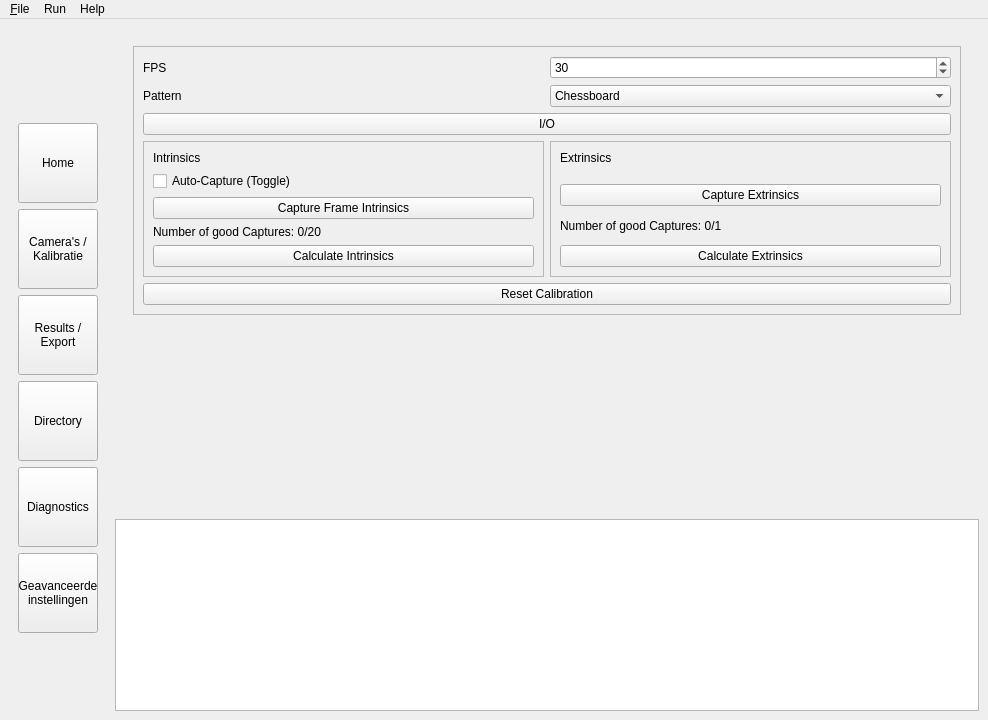
The window that Calibratie Programma/calibration_app/ui/guiDesigner/GUI.ui (MaxUntersalmberger/PhysioMotionTracker) describes before a commit, drawn with Qt 5.
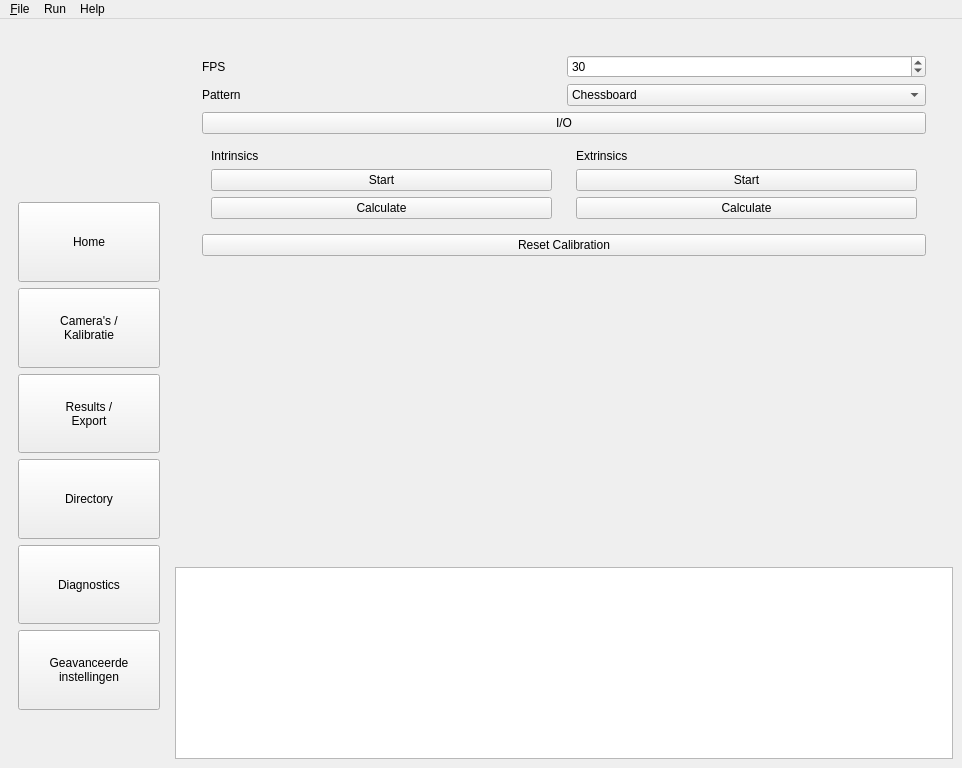
The same window after the commit. Icons and pictures are not drawn.

Commit message:
Refactor GUI layout and components in GUI.ui
- Adjusted main window size from 988x720 to 962x768.
- Added a vertical menu frame with buttons for Home, Cameras, Results, Directory, Diagnostics, and Advanced Settings.
- Replaced QLabel and QPushButton texts for clarity and consistency.
- Introduced a QPlainTextEdit for console output.
- Updated layout properties for better responsiveness and alignment.
- Removed deprecated buttons and labels to streamline the interface.
- Enhanced the overall structure of the GUI for improved usability.

What changed in the file:
```diff
--- a/Calibratie Programma/calibration_app/ui/guiDesigner/GUI.ui
+++ b/Calibratie Programma/calibration_app/ui/guiDesigner/GUI.ui
@@ -9,8 +9,8 @@
    <rect>
     <x>0</x>
     <y>0</y>
-    <width>988</width>
-    <height>720</height>
+    <width>962</width>
+    <height>768</height>
    </rect>
   </property>
   <property name="minimumSize">
@@ -40,8 +40,293 @@
     </size>
    </property>
    <layout class="QGridLayout" name="gridLayout">
+    <item row="1" column="0" rowspan="2">
+     <widget class="QFrame" name="frame_menu">
+      <property name="sizePolicy">
+       <sizepolicy hsizetype="Expanding" vsizetype="Preferred">
+        <horstretch>50</horstretch>
+        <verstretch>0</verstretch>
+       </sizepolicy>
+      </property>
+      <property name="maximumSize">
+       <size>
+        <width>160000</width>
+        <height>160000</height>
+       </size>
+      </property>
+      <property name="frameShape">
+       <enum>QFrame::NoFrame</enum>
+      </property>
+      <layout class="QVBoxLayout" name="verticalLayout">
+       <item>
+        <widget class="QLabel" name="label_logo">
+         <property name="sizePolicy">
+          <sizepolicy hsizetype="Ignored" vsizetype="Ignored">
+           <horstretch>0</horstretch>
+           <verstretch>20</verstretch>
+          </sizepolicy>
+         </property>
+         <property name="minimumSize">
+          <size>
+           <width>0</width>
+           <height>0</height>
+          </size>
+         </property>
+         <property name="maximumSize">
+          <size>
+           <width>160000</width>
+           <height>160000</height>
+          </size>
+         </property>
+         <property name="frameShape">
+          <enum>QFrame::NoFrame</enum>
+         </property>
+         <property name="text">
+          <string/>
+         </property>
+         <property name="pixmap">
+          <pixmap resource="../imagesGUI/resources.qrc">:/HuMoCap groot.png</pixmap>
+         </property>
+         <property name="scaledContents">
+          <bool>true</bool>
+         </property>
+         <property name="alignment">
+          <set>Qt::AlignCenter</set>
+         </property>
+        </widget>
+       </item>
+       <item>
+        <widget class="QPushButton" name="btn_home">
+         <property name="enabled">
+          <bool>true</bool>
+         </property>
+         <property name="sizePolicy">
+          <sizepolicy hsizetype="Expanding" vsizetype="Preferred">
+           <horstretch>100</horstretch>
+           <verstretch>10</verstretch>
+          </sizepolicy>
+         </property>
+         <property name="minimumSize">
+          <size>
+           <width>0</width>
+           <height>0</height>
+          </size>
+         </property>
+         <property name="maximumSize">
+          <size>
+           <width>16777215</width>
+           <height>16777215</height>
+          </size>
+         </property>
+         <property name="mouseTracking">
+          <bool>true</bool>
+         </property>
+         <property name="text">
+          <string>Home</string>
+         </property>
+        </widget>
+       </item>
+       <item>
+        <widget class="QPushButton" name="btn_cameras">
+         <property name="sizePolicy">
+          <sizepolicy hsizetype="Expanding" vsizetype="Preferred">
+           <horstretch>100</horstretch>
+           <verstretch>10</verstretch>
+          </sizepolicy>
+         </property>
+         <property name="minimumSize">
+          <size>
+           <width>0</width>
+           <height>0</height>
+          </size>
+         </property>
+         <property name="maximumSize">
+          <size>
+           <width>16777215</width>
+           <height>16777215</height>
+          </size>
+         </property>
+         <property name="mouseTracking">
+          <bool>true</bool>
+         </property>
+         <property name="text">
+          <string>Camera's /
+Kalibratie</string>
+         </property>
+        </widget>
+       </item>
+       <item>
+        <widget class="QPushButton" name="btn_results">
+         <property name="sizePolicy">
+          <sizepolicy hsizetype="Expanding" vsizetype="Preferred">
+           <horstretch>100</horstretch>
+           <verstretch>10</verstretch>
+          </sizepolicy>
+         </property>
+         <property name="minimumSize">
+          <size>
+           <width>0</width>
+           <height>0</height>
+          </size>
+         </property>
+         <property name="maximumSize">
+          <size>
+           <width>16777215</width>
+           <height>16777215</height>
+          </size>
+         </property>
+         <property name="sizeIncrement">
+          <size>
+           <width>0</width>
+           <height>0</height>
+          </size>
+         </property>
+         <property name="mouseTracking">
+          <bool>true</bool>
+         </property>
+         <property name="text">
+          <string>Results /
+Export</string>
+         </property>
+        </widget>
+       </item>
+       <item>
+        <widget class="QPushButton" name="btn_directory">
+         <property name="sizePolicy">
+          <sizepolicy hsizetype="Expanding" vsizetype="Preferred">
+           <horstretch>100</horstretch>
+           <verstretch>10</verstretch>
+          </sizepolicy>
+         </property>
+         <property name="minimumSize">
+          <size>
+           <width>0</width>
+           <height>0</height>
+          </size>
+         </property>
+         <property name="maximumSize">
+          <size>
+           <width>16777215</width>
+           <height>16777215</height>
+          </size>
+         </property>
+         <property name="sizeIncrement">
+          <size>
+           <width>0</width>
+           <height>0</height>
+          </size>
+         </property>
+         <property name="mouseTracking">
+          <bool>true</bool>
+         </property>
+         <property name="text">
+          <string>Directory</string>
+         </property>
+        </widget>
+       </item>
+       <item>
+        <widget class="QPushButton" name="btn_diagnostics">
+         <property name="sizePolicy">
+          <sizepolicy hsizetype="Expanding" vsizetype="Preferred">
+           <horstretch>100</horstretch>
+           <verstretch>10</verstretch>
+          </sizepolicy>
+         </property>
+         <property name="minimumSize">
+          <size>
+           <width>0</width>
+           <height>0</height>
+          </size>
+         </property>
+         <property name="maximumSize">
+          <size>
+           <width>16777215</width>
+           <height>16777215</height>
+          </size>
+         </property>
+         <property name="mouseTracking">
+          <bool>true</bool>
+         </property>
+         <property name="text">
+          <string>Diagnostics</string>
+         </property>
+        </widget>
+       </item>
+       <item>
+        <widget class="QPushButton" name="btn_advanced_settings">
+         <property name="sizePolicy">
+          <sizepolicy hsizetype="Expanding" vsizetype="Preferred">
+           <horstretch>100</horstretch>
+           <verstretch>10</verstretch>
+          </sizepolicy>
+         </property>
+         <property name="minimumSize">
+          <size>
+           <width>0</width>
+           <height>0</height>
+          </size>
+         </property>
+         <property name="maximumSize">
+          <size>
+           <width>16777215</width>
+           <height>16777215</height>
+          </size>
+         </property>
+         <property name="text">
+          <string>Geavanceerde
+instellingen</string>
+         </property>
+        </widget>
+       </item>
+       <item>
+        <spacer name="verticalSpacer">
+         <property name="sizePolicy">
+          <sizepolicy hsizetype="Minimum" vsizetype="Maximum">
+           <horstretch>0</horstretch>
+           <verstretch>0</verstretch>
+          </sizepolicy>
+         </property>
+         <property name="orientation">
+          <enum>Qt::Vertical</enum>
+         </property>
+         <property name="sizeType">
+          <enum>QSizePolicy::Maximum</enum>
+         </property>
+         <property name="sizeHint" stdset="0">
+          <size>
+           <width>20</width>
+           <height>40</height>
+          </size>
+         </property>
+        </spacer>
+       </item>
+      </layout>
+     </widget>
+    </item>
+    <item row="2" column="3" colspan="3">
+     <widget class="QPlainTextEdit" name="plaintextedit_console">
+      <property name="sizePolicy">
+       <sizepolicy hsizetype="Preferred" vsizetype="Minimum">
+        <horstretch>80</horstretch>
+        <verstretch>0</verstretch>
+       </sizepolicy>
+      </property>
+      <property name="minimumSize">
+       <size>
+        <width>2</width>
+        <height>0</height>
+       </size>
+      </property>
+     </widget>
+    </item>
     <item row="1" column="3" colspan="3">
      <widget class="QFrame" name="frame_pages">
+      <property name="sizePolicy">
+       <sizepolicy hsizetype="Expanding" vsizetype="Preferred">
+        <horstretch>0</horstretch>
+        <verstretch>0</verstretch>
+       </sizepolicy>
+      </property>
       <property name="frameShape">
        <enum>QFrame::NoFrame</enum>
       </property>
@@ -153,10 +438,7 @@
               </sizepolicy>
              </property>
              <property name="frameShape">
-              <enum>QFrame::StyledPanel</enum>
-             </property>
-             <property name="frameShadow">
-              <enum>QFrame::Raised</enum>
+              <enum>QFrame::NoFrame</enum>
              </property>
              <layout class="QGridLayout" name="gridLayout_9">
               <item row="4" column="0" rowspan="2">
@@ -168,10 +450,7 @@
                  </sizepolicy>
                 </property>
                 <property name="frameShape">
-                 <enum>QFrame::StyledPanel</enum>
-                </property>
-                <property name="frameShadow">
-                 <enum>QFrame::Raised</enum>
+                 <enum>QFrame::NoFrame</enum>
                 </property>
                 <layout class="QGridLayout" name="gridLayout_10">
                  <item row="0" column="0">
@@ -182,30 +461,16 @@
                   </widget>
                  </item>
                  <item row="2" column="0">
-                  <widget class="QPushButton" name="btn_cap_capture_frame_intrinsics">
-                   <property name="text">
-                    <string>Capture Frame Intrinsics</string>
-                   </property>
-                  </widget>
-                 </item>
-                 <item row="1" column="0">
-                  <widget class="QCheckBox" name="check_cap_auto_capture">
-                   <property name="text">
-                    <string>Auto-Capture (Toggle)</string>
-                   </property>
-                  </widget>
-                 </item>
-                 <item row="4" column="0">
                   <widget class="QPushButton" name="btn_cap_calculate_intrinsics">
                    <property name="text">
-                    <string>Calculate Intrinsics</string>
+                    <string>Calculate</string>
                    </property>
                   </widget>
                  </item>
-                 <item row="3" column="0">
-                  <widget class="QLabel" name="lab_cap_intrinsics_number_good_captures">
+                 <item row="1" column="0">
+                  <widget class="QPushButton" name="btn_cap_intrinsics_start">
                    <property name="text">
-                    <string>Number of good Captures: 0/20</string>
+                    <string>Start</string>
                    </property>
                   </widget>
                  </item>
@@ -229,6 +494,34 @@
                 </property>
                </widget>
               </item>
+              <item row="10" column="0" colspan="2">
+               <widget class="QPushButton" name="btn_cap_reset_calibration">
+                <property name="text">
+                 <string>Reset Calibration</string>
+                </property>
+               </widget>
+              </item>
+              <item row="1" column="0">
+               <widget class="QLabel" name="lab_cap_pattern">
+                <property name="text">
+                 <string>Pattern</string>
+                </property>
+               </widget>
+              </item>
+              <item row="1" column="1">
+               <widget class="QComboBox" name="combo_cap_pattern">
+                <item>
+                 <property name="text">
+                  <string>Chessboard</string>
+                 </property>
+                </item>
+                <item>
+                 <property name="text">
+                  <string>Charuco</string>
+                 </property>
+                </item>
+               </widget>
+              </item>
               <item row="4" column="1" rowspan="2">
                <widget class="QFrame" name="frame_3">
                 <property name="sizePolicy">
@@ -238,26 +531,9 @@
                  </sizepolicy>
                 </property>
                 <property name="frameShape">
-                 <enum>QFrame::StyledPanel</enum>
-                </property>
-                <property name="frameShadow">
-                 <enum>QFrame::Raised</enum>
+                 <enum>QFrame::NoFrame</enum>
                 </property>
                 <layout class="QGridLayout" name="gridLayout_11">
-                 <item row="2" column="0">
-                  <widget class="QPushButton" name="btn_cap_capture_extrinsics">
-                   <property name="text">
-                    <string>Capture Extrinsics</string>
-                   </property>
-                  </widget>
-                 </item>
-                 <item row="4" column="0">
-                  <widget class="QPushButton" name="btn_cap_calculate_extrinsics">
-                   <property name="text">
-                    <string>Calculate Extrinsics</string>
-                   </property>
-                  </widget>
-                 </item>
                  <item row="1" column="0">
                   <widget class="QLabel" name="lab_cap_extrinsics">
                    <property name="sizePolicy">
@@ -269,49 +545,25 @@
                    <property name="text">
                     <string>Extrinsics</string>
                    </property>
-                   <property name="alignment">
-                    <set>Qt::AlignLeading|Qt::AlignLeft|Qt::AlignTop</set>
+                  </widget>
+                 </item>
+                 <item row="2" column="0">
+                  <widget class="QPushButton" name="btn_cap_extrinsics_start">
+                   <property name="text">
+                    <string>Start</string>
                    </property>
                   </widget>
                  </item>
                  <item row="3" column="0">
-                  <widget class="QLabel" name="label_2">
+                  <widget class="QPushButton" name="btn_cap_calculate_extrinsics">
                    <property name="text">
-                    <string>Number of good Captures: 0/1</string>
+                    <string>Calculate</string>
                    </property>
                   </widget>
                  </item>
                 </layout>
                </widget>
               </item>
-              <item row="10" column="0" colspan="2">
-               <widget class="QPushButton" name="btn_cap_reset_calibration">
-                <property name="text">
-                 <string>Reset Calibration</string>
-                </property>
-               </widget>
-              </item>
-              <item row="1" column="0">
-               <widget class="QLabel" name="lab_cap_pattern">
-                <property name="text">
-                 <string>Pattern</string>
-                </property>
-               </widget>
-              </item>
-              <item row="1" column="1">
-               <widget class="QComboBox" name="combo_cap_pattern">
-                <item>
-                 <property name="text">
-                  <string>Chessboard</string>
-                 </property>
-                </item>
-                <item>
-                 <property name="text">
-                  <string>Charuco</string>
-                 </property>
-                </item>
-               </widget>
-              </item>
               <item row="2" column="0" colspan="2">
                <widget class="QPushButton" name="ptn_cap_startstop">
                 <property name="text">
@@ -373,222 +625,6 @@
       </layout>
      </widget>
     </item>
-    <item row="2" column="3" colspan="3">
-     <widget class="QPlainTextEdit" name="plaintextedit_console">
-      <property name="sizePolicy">
-       <sizepolicy hsizetype="Expanding" vsizetype="Minimum">
-        <horstretch>0</horstretch>
-        <verstretch>0</verstretch>
-       </sizepolicy>
-      </property>
-      <property name="minimumSize">
-       <size>
-        <width>2</width>
-        <height>0</height>
-       </size>
-      </property>
-     </widget>
-    </item>
-    <item row="1" column="0" rowspan="2">
-     <widget class="QFrame" name="frame_menu">
-      <property name="maximumSize">
-       <size>
-        <width>100</width>
-        <height>160000</height>
-       </size>
-      </property>
-      <property name="frameShape">
-       <enum>QFrame::NoFrame</enum>
-      </property>
-      <layout class="QVBoxLayout" name="verticalLayout">
-       <item>
-        <widget class="QLabel" name="label">
-         <property name="minimumSize">
-          <size>
-           <width>80</width>
-           <height>80</height>
-          </size>
-         </property>
-         <property name="maximumSize">
-          <size>
-           <width>80</width>
-           <height>80</height>
-          </size>
-         </property>
-         <property name="frameShape">
-          <enum>QFrame::NoFrame</enum>
-         </property>
-         <property name="text">
-          <string/>
-         </property>
-         <property name="pixmap">
-          <pixmap resource="../imagesGUI/resources.qrc">:/80x80 hu image.png</pixmap>
-         </property>
-        </widget>
-       </item>
-       <item>
-        <widget class="QPushButton" name="btn_home">
-         <property name="enabled">
-          <bool>true</bool>
-         </property>
-         <property name="minimumSize">
-          <size>
-           <width>80</width>
-           <height>80</height>
-          </size>
-         </property>
-         <property name="maximumSize">
-          <size>
-           <width>80</width>
-           <height>80</height>
-          </size>
-         </property>
-         <property name="mouseTracking">
-          <bool>true</bool>
-         </property>
-         <property name="text">
-          <string>Home</string>
-         </property>
-        </widget>
-       </item>
-       <item>
-        <widget class="QPushButton" name="btn_cameras">
-         <property name="minimumSize">
-          <size>
-           <width>80</width>
-           <height>80</height>
-          </size>
-         </property>
-         <property name="maximumSize">
-          <size>
-           <width>80</width>
-           <height>80</height>
-          </size>
-         </property>
-         <property name="mouseTracking">
-          <bool>true</bool>
-         </property>
-         <property name="text">
-          <string>Camera's / 
-Kalibratie</string>
-         </property>
-        </widget>
-       </item>
-       <item>
-        <widget class="QPushButton" name="btn_results">
-         <property name="minimumSize">
-          <size>
-           <width>80</width>
-           <height>80</height>
-          </size>
-         </property>
-         <property name="maximumSize">
-          <size>
-           <width>80</width>
-           <height>80</height>
-          </size>
-         </property>
-         <property name="sizeIncrement">
-          <size>
-           <width>0</width>
-           <height>0</height>
-          </size>
-         </property>
-         <property name="mouseTracking">
-          <bool>true</bool>
-         </property>
-         <property name="text">
-          <string>Results /
-Export</string>
-         </property>
-        </widget>
-       </item>
-       <item>
-        <widget class="QPushButton" name="btn_directory">
-         <property name="minimumSize">
-          <size>
-           <width>80</width>
-           <height>80</height>
-          </size>
-         </property>
-         <property name="maximumSize">
-          <size>
-           <width>80</width>
-           <height>80</height>
-          </size>
-         </property>
-         <property name="sizeIncrement">
-          <size>
-           <width>0</width>
-           <height>0</height>
-          </size>
-         </property>
-         <property name="mouseTracking">
-          <bool>true</bool>
-         </property>
-         <property name="text">
-          <string>Directory</string>
-         </property>
-        </widget>
-       </item>
-       <item>
-        <widget class="QPushButton" name="btn_diagnostics">
-         <property name="minimumSize">
-          <size>
-           <width>80</width>
-           <height>80</height>
-          </size>
-         </property>
-         <property name="maximumSize">
-          <size>
-           <width>80</width>
-           <height>80</height>
-          </size>
-         </property>
-         <property name="mouseTracking">
-          <bool>true</bool>
-         </property>
-         <property name="text">
-          <string>Diagnostics</string>
-         </property>
-        </widget>
-       </item>
-       <item>
-        <widget class="QPushButton" name="btn_advanced_settings">
-         <property name="minimumSize">
-          <size>
-           <width>80</width>
-           <height>80</height>
-          </size>
-         </property>
-         <property name="maximumSize">
-          <size>
-           <width>80</width>
-           <height>80</height>
-          </size>
-         </property>
-         <property name="text">
-          <string>Geavanceerde 
-instellingen</string>
-         </property>
-        </widget>
-       </item>
-       <item>
-        <spacer name="verticalSpacer">
-         <property name="orientation">
-          <enum>Qt::Vertical</enum>
-         </property>
-         <property name="sizeHint" stdset="0">
-          <size>
-           <width>20</width>
-           <height>40</height>
-          </size>
-         </property>
-        </spacer>
-       </item>
-      </layout>
-     </widget>
-    </item>
    </layout>
   </widget>
   <widget class="QMenuBar" name="menuBar">
@@ -596,8 +632,8 @@
     <rect>
      <x>0</x>
      <y>0</y>
-     <width>988</width>
-     <height>21</height>
+     <width>962</width>
+     <height>26</height>
     </rect>
    </property>
    <widget class="QMenu" name="menuFile">
```
Left out of the diff: 25 changed lines with no effect on the pictures. The commit also changes 1 other file.
